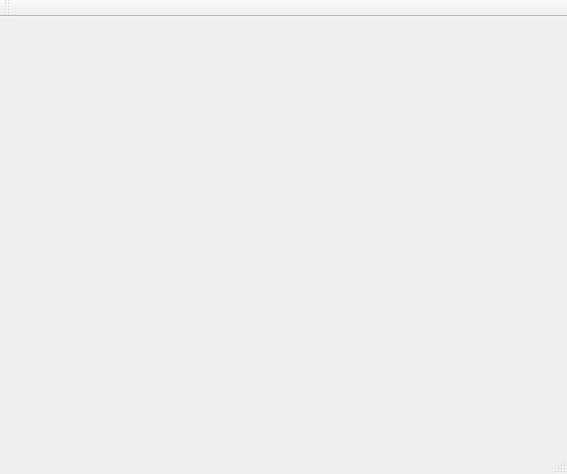
First picture: the form in source/mainwindow.ui, repository JMax45/r6sRandomizer, before the edit.
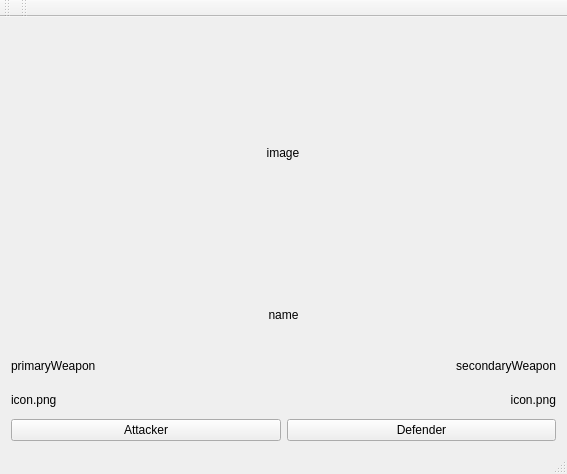
Second picture: the form after the edit.

Patch:
```diff
--- a/source/mainwindow.ui
+++ b/source/mainwindow.ui
@@ -14,17 +14,107 @@
    <string>MainWindow</string>
   </property>
   <widget class="QWidget" name="centralWidget">
-   <widget class="QWidget" name="horizontalLayoutWidget">
-    <property name="geometry">
-     <rect>
-      <x>10</x>
-      <y>9</y>
-      <width>541</width>
-      <height>141</height>
-     </rect>
-    </property>
-    <layout class="QHBoxLayout" name="horizontalLayout"/>
-   </widget>
+   <layout class="QVBoxLayout" name="verticalLayout_2">
+    <item>
+     <layout class="QHBoxLayout" name="horizontalLayout_2">
+      <item>
+       <widget class="QLabel" name="label_1">
+        <property name="minimumSize">
+         <size>
+          <width>250</width>
+          <height>250</height>
+         </size>
+        </property>
+        <property name="maximumSize">
+         <size>
+          <width>250</width>
+          <height>250</height>
+         </size>
+        </property>
+        <property name="text">
+         <string>image</string>
+        </property>
+        <property name="scaledContents">
+         <bool>true</bool>
+        </property>
+        <property name="alignment">
+         <set>Qt::AlignCenter</set>
+        </property>
+       </widget>
+      </item>
+     </layout>
+    </item>
+    <item>
+     <layout class="QVBoxLayout" name="verticalLayout">
+      <item>
+       <widget class="QLabel" name="label_2">
+        <property name="text">
+         <string>name</string>
+        </property>
+        <property name="alignment">
+         <set>Qt::AlignCenter</set>
+        </property>
+       </widget>
+      </item>
+     </layout>
+    </item>
+    <item>
+     <layout class="QGridLayout" name="gridLayout">
+      <item row="1" column="0">
+       <widget class="QLabel" name="label_4">
+        <property name="text">
+         <string>icon.png</string>
+        </property>
+       </widget>
+      </item>
+      <item row="0" column="0">
+       <widget class="QLabel" name="label_3">
+        <property name="text">
+         <string>primaryWeapon</string>
+        </property>
+       </widget>
+      </item>
+      <item row="0" column="1">
+       <widget class="QLabel" name="label_5">
+        <property name="text">
+         <string>secondaryWeapon</string>
+        </property>
+        <property name="alignment">
+         <set>Qt::AlignRight|Qt::AlignTrailing|Qt::AlignVCenter</set>
+        </property>
+       </widget>
+      </item>
+      <item row="1" column="1">
+       <widget class="QLabel" name="label_6">
+        <property name="text">
+         <string>icon.png</string>
+        </property>
+        <property name="alignment">
+         <set>Qt::AlignRight|Qt::AlignTrailing|Qt::AlignVCenter</set>
+        </property>
+       </widget>
+      </item>
+     </layout>
+    </item>
+    <item>
+     <layout class="QHBoxLayout" name="horizontalLayout">
+      <item>
+       <widget class="QPushButton" name="pushButton">
+        <property name="text">
+         <string>Attacker</string>
+        </property>
+       </widget>
+      </item>
+      <item>
+       <widget class="QPushButton" name="pushButton_2">
+        <property name="text">
+         <string>Defender</string>
+        </property>
+       </widget>
+      </item>
+     </layout>
+    </item>
+   </layout>
   </widget>
   <widget class="QMenuBar" name="menuBar">
    <property name="geometry">
@@ -45,6 +135,17 @@
    </attribute>
   </widget>
   <widget class="QStatusBar" name="statusBar"/>
+  <widget class="QToolBar" name="toolBar">
+   <property name="windowTitle">
+    <string>toolBar</string>
+   </property>
+   <attribute name="toolBarArea">
+    <enum>TopToolBarArea</enum>
+   </attribute>
+   <attribute name="toolBarBreak">
+    <bool>false</bool>
+   </attribute>
+  </widget>
  </widget>
  <layoutdefault spacing="6" margin="11"/>
  <resources/>
```
